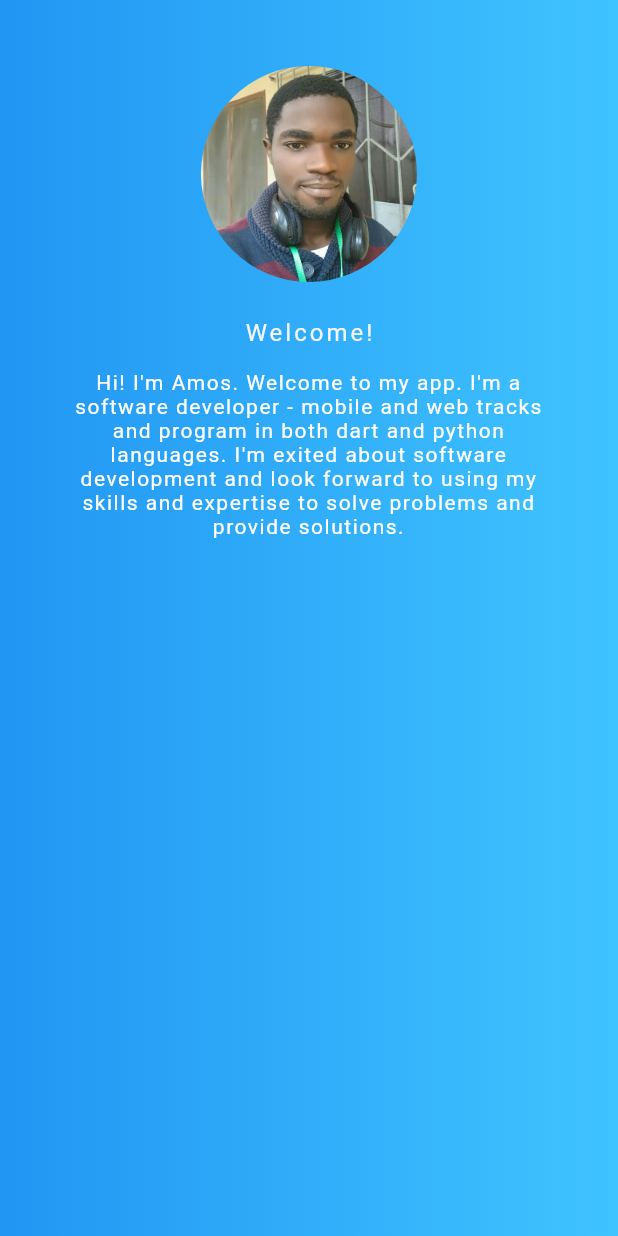
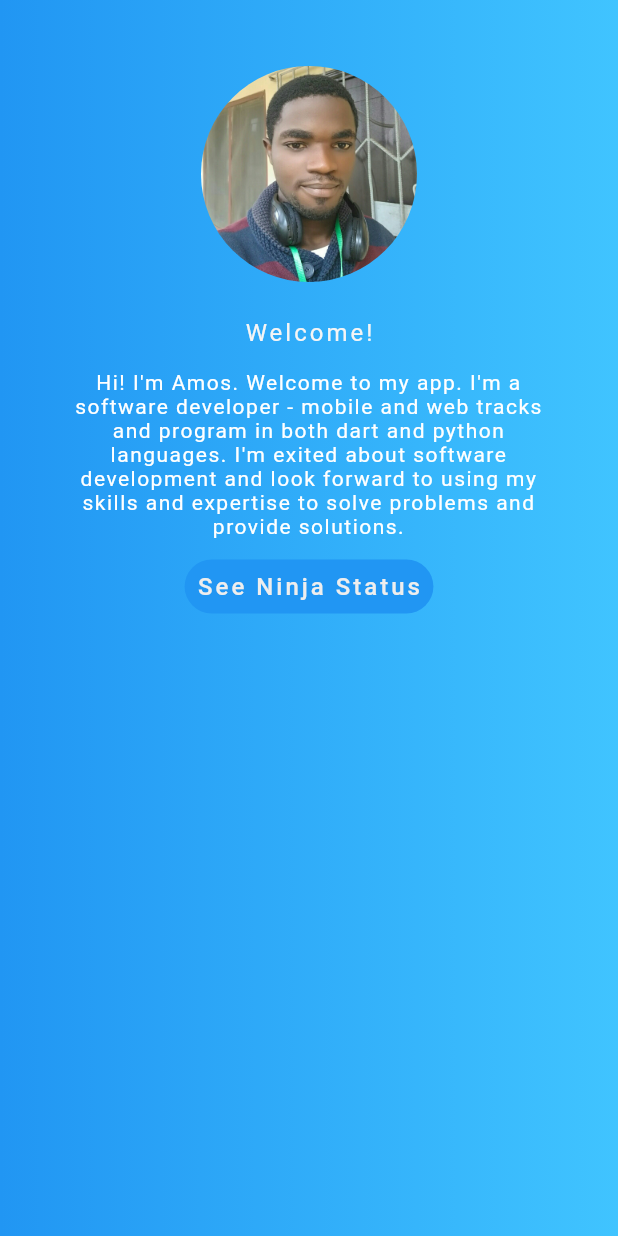
Before and after one commit to amosTimi/login-app, a Flutter app: the HomePage screen opened by its route, on a phone screen of 412 x 824 dp. Run offline on Flutter 3.47's test engine with Material 2 defaults, Android fonts, the phone set to English and light mode, and no system bars.

Commit message:
page added - ninja status

```diff
--- a/lib/home_page.dart
+++ b/lib/home_page.dart
@@ -1,7 +1,13 @@
 import 'package:flutter/material.dart';
+import 'ninja_status.dart';
 
 class HomePage extends StatelessWidget {
   static String tag = 'home-page';
+
+  final routes = <String, WidgetBuilder>{
+    NinjaCard.tag: (context) => NinjaCard(),
+  };
+
   @override
   Widget build(BuildContext context) {
     final ucard = Hero(
@@ -43,6 +49,24 @@ class HomePage extends StatelessWidget {
       ),
     );
 
+    final ninjastatus = TextButton(
+      style: TextButton.styleFrom(
+        backgroundColor: Colors.blue[500],
+        shape: RoundedRectangleBorder(
+          borderRadius: BorderRadius.circular(48.0),
+        ),
+      ),
+      onPressed: (){
+        Navigator.of(context).pushNamed(NinjaCard.tag);
+      },
+      child: Text('See Ninja Status',
+      style: TextStyle(
+        fontSize: 16.0,
+        letterSpacing: 2.0,
+        color: Colors.grey[200],
+      ),),
+    );
+
     final body = Container(
       width: MediaQuery.of(context).size.width,
       padding: EdgeInsets.all(28.0),
@@ -54,7 +78,7 @@ class HomePage extends StatelessWidget {
       ),
       child: Column(
         children: <Widget>[
-          ucard, welcome, description,
+          ucard, welcome, description, ninjastatus,
         ],
       ),
     );
--- a/lib/main.dart
+++ b/lib/main.dart
@@ -1,6 +1,7 @@
 import 'package:flutter/material.dart';
 import 'login_page.dart';
 import 'home_page.dart';
+import 'ninja_status.dart';
 
 void main() => runApp(LoginApp());
 
@@ -9,6 +10,7 @@ class LoginApp extends StatelessWidget {
   final routes = <String, WidgetBuilder>{
     LoginPage.tag: (context) => LoginPage(),
     HomePage.tag: (context) => HomePage(),
+    NinjaCard.tag: (context) => NinjaCard(),
   };
 
   @override
```
Also changed, not shown: lib/ninja_status.dart (+99 -0 lines).
